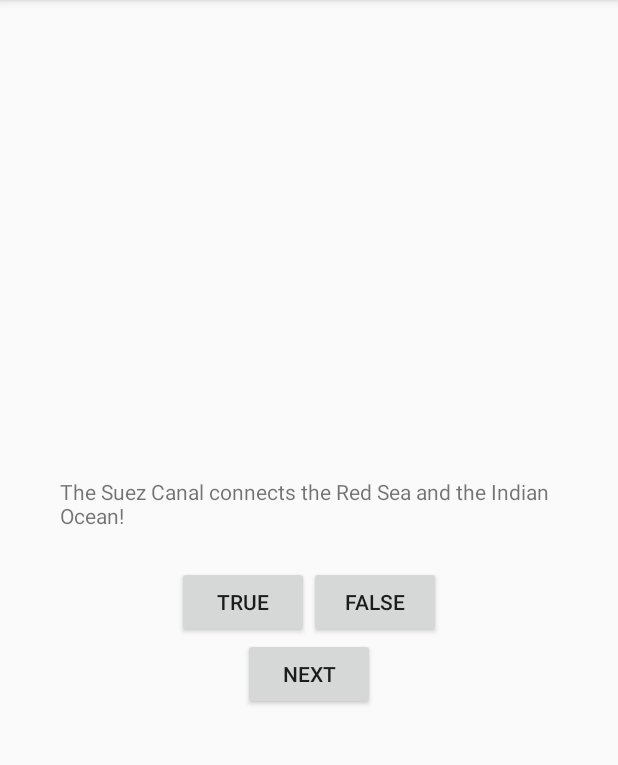
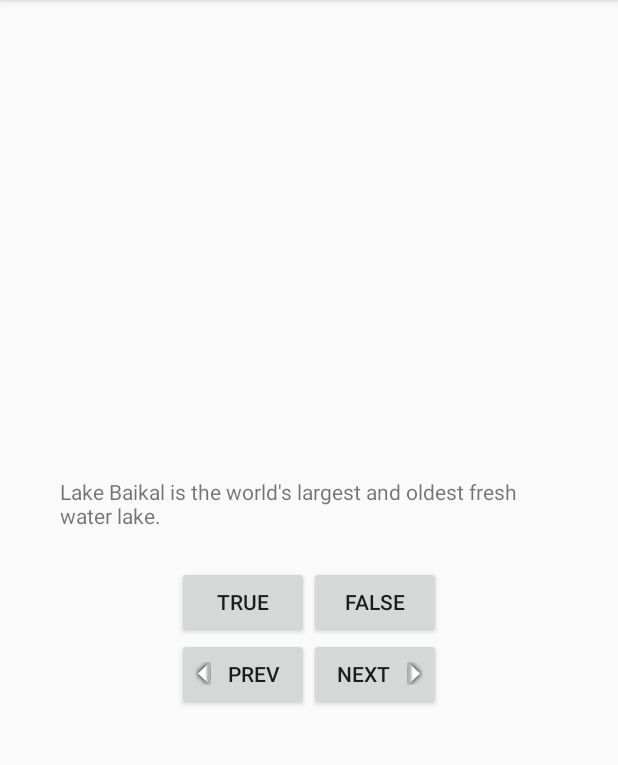
Before and after one commit to kshitizanand/GeoQuiz, an Android app: the screen it shows after launch (QuizActivity), in the options menu, after a tap on "Settings", on a phone screen of 412 x 824 dp, the part 84-849 px from its top. Run offline under Robolectric (Android 15) with nearby library versions, the phone set to English and light mode, and no system bars.

Commit message:
added prev button with icons

```diff
--- a/app/src/main/java/com/anandkshitiz/geoquiz/QuizActivity.java
+++ b/app/src/main/java/com/anandkshitiz/geoquiz/QuizActivity.java
@@ -14,6 +14,7 @@ public class QuizActivity extends AppCompatActivity {
     private Button mTrueButton;
     private Button mFalseButton;
     private Button mNextButton;
+    private Button mPrevButton;
     private TextView mQuestionTextView;
 
     private TrueFalse[] mQuestionBank = new TrueFalse[] {
@@ -34,6 +35,16 @@ public class QuizActivity extends AppCompatActivity {
         mQuestionTextView = (TextView) findViewById(R.id.question_text_view);
         int question = mQuestionBank[mCurrentIndex].getQuestion();
         mQuestionTextView.setText(question);
+
+        mQuestionTextView.setOnClickListener(new View.OnClickListener() {
+            @Override
+            public void onClick(View v) {
+                mCurrentIndex = (mCurrentIndex + 1) % mQuestionBank.length;
+                int question = mQuestionBank[mCurrentIndex].getQuestion();
+                updateQuestion();
+            }
+        });
+
         mTrueButton = (Button) findViewById(R.id.true_button);
         mTrueButton.setOnClickListener(new View.OnClickListener(){
             @Override
@@ -54,11 +65,18 @@ public class QuizActivity extends AppCompatActivity {
             @Override
             public void onClick(View v) {
                 mCurrentIndex = (mCurrentIndex + 1) % mQuestionBank.length;
-                int question = mQuestionBank[mCurrentIndex].getQuestion();
                 updateQuestion();
             }
         });
 
+        mPrevButton = (Button) findViewById(R.id.prev_button);
+        mPrevButton.setOnClickListener(new View.OnClickListener() {
+            @Override
+            public void onClick(View v) {
+                mCurrentIndex = (mCurrentIndex - 1) % mQuestionBank.length;
+                updateQuestion();
+            }
+        });
         updateQuestion();
     }
 
--- a/app/src/main/res/layout/activity_quiz.xml
+++ b/app/src/main/res/layout/activity_quiz.xml
@@ -34,11 +34,27 @@
             android:text="@string/false_button"/>
 
     </LinearLayout>
+    <LinearLayout
+        android:layout_width="wrap_content"
+        android:layout_height="wrap_content"
+        android:orientation="horizontal">
 
-    <Button
-        android:id="@+id/next_button"
-        android:text="@string/next_button"
-        android:layout_width="wrap_content"
-        android:layout_height="wrap_content"/>
+        <Button
+            android:id="@+id/prev_button"
+            android:text="@string/prev_button"
+            android:layout_width="wrap_content"
+            android:layout_height="wrap_content"
+            android:drawableLeft="@drawable/arrow_left"
+            android:drawablePadding="4dp"/>
+
+        <Button
+            android:id="@+id/next_button"
+            android:text="@string/next_button"
+            android:layout_width="wrap_content"
+            android:layout_height="wrap_content"
+            android:drawableRight="@drawable/arrow_right"
+            android:drawablePadding="4dp"/>
+    </LinearLayout>
+
 
 </LinearLayout>
--- a/app/src/main/res/values/strings.xml
+++ b/app/src/main/res/values/strings.xml
@@ -12,5 +12,6 @@
     <string name="correct_toast">Correct!</string>
     <string name="incorrect_toast">Incorrect!</string>
     <string name="next_button">Next</string>
+    <string name="prev_button">Prev</string>
     <string name="menu_settings">Settings</string>
 </resources>
```
Also changed, not shown: app/src/main/res/drawable-hdpi/arrow_left.png (added), app/src/main/res/drawable-hdpi/arrow_right.png (added), app/src/main/res/drawable-hdpi/ic_launcher.png (added), app/src/main/res/drawable-mdpi/arrow_left.png (added), app/src/main/res/drawable-mdpi/arrow_right.png (added), app/src/main/res/drawable-mdpi/ic_launcher.png (added), app/src/main/res/drawable-xhdpi/arrow_left.png (added), app/src/main/res/drawable-xhdpi/arrow_right.png (added), app/src/main/res/drawable-xhdpi/ic_launcher.png (added).
